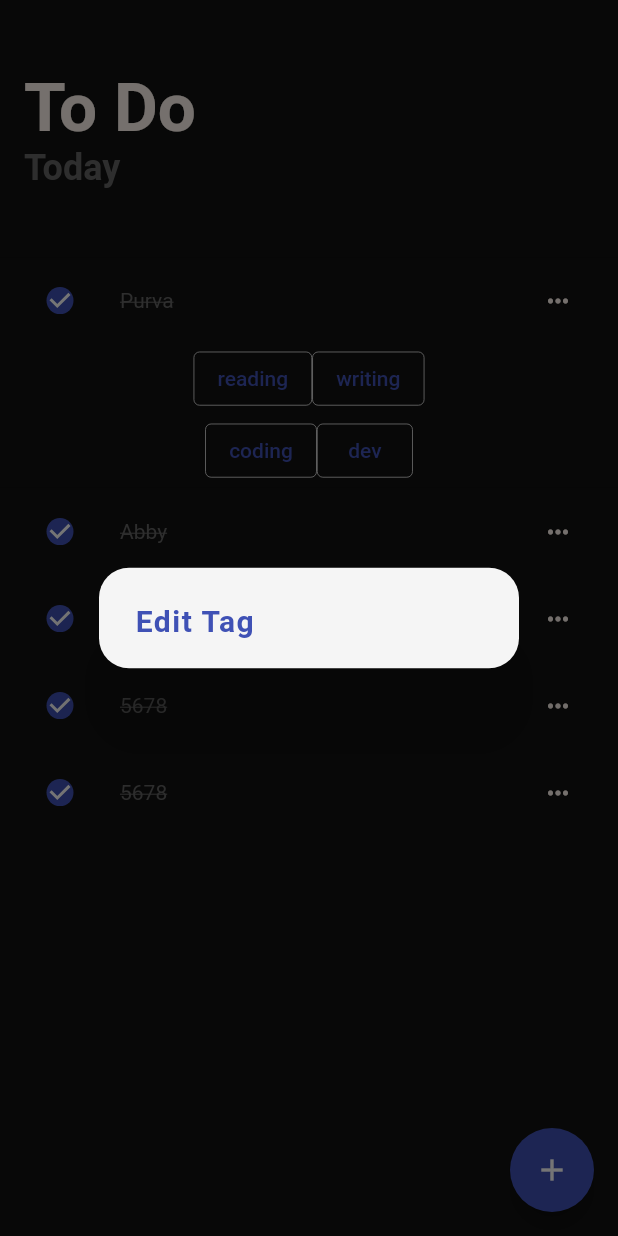
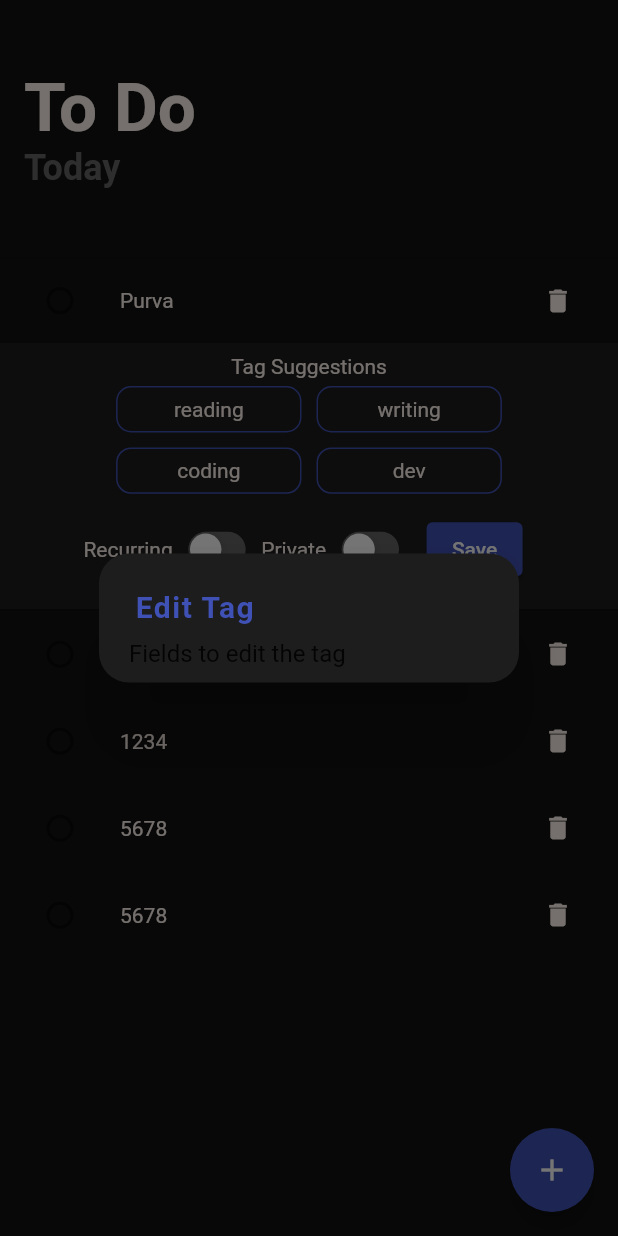
Before and after one commit to Caddonix/TaskBuddy, a Flutter app: the screen it shows after launch, after a tap on "Purva", after a tap on "writing", on a phone screen of 412 x 824 dp. Run offline on Flutter 3.47's test engine with Material 2 defaults, Android fonts, the phone set to English and light mode, and no system bars; our stand-ins replace circular_check_box.

Commit message:
Tag suggestions are clickable to edit any tag

```diff
--- a/lib/screens/taskToDoScreen.dart
+++ b/lib/screens/taskToDoScreen.dart
@@ -32,37 +32,7 @@ class _TaskToDoState extends State<TaskToDo> {
               Column(
                 children: [
                   // Recurring Toggle Button
-                  Text(
-                    "Recurring",
-                    style: Theme.of(context).textTheme.bodyText2,
-                  ),
-                  CupertinoSwitch(
-                    value: _isRecurring,
-                    activeColor: Colors.blue,
-                    trackColor: Color(0xFF656565),
-                    onChanged: (bool value) {
-                      setState(() {
-                        _isRecurring = value;
-                      });
-                    },
-                  ),
 
-                  SizedBox(height: 8),
-                  // Private Toggle Button
-                  Text(
-                    "Private",
-                    style: Theme.of(context).textTheme.bodyText2,
-                  ),
-                  CupertinoSwitch(
-                    value: _isPrivate,
-                    activeColor: Colors.pinkAccent,
-                    trackColor: Color(0xFF656565),
-                    onChanged: (bool value) {
-                      setState(() {
-                        _isPrivate = value;
-                      });
-                    },
-                  ),
                 ],
               )
             ],
--- a/lib/screens/todo.dart
+++ b/lib/screens/todo.dart
@@ -1,6 +1,7 @@
 import 'package:circular_check_box/circular_check_box.dart';
 import 'package:flutter/material.dart';
 import 'package:taskbuddy/screens/taskToDoScreen.dart';
+import 'package:taskbuddy/utils/editToDoOptions.dart';
 
 class ToDoScreen extends StatefulWidget {
   ToDoScreen({Key key, this.title}) : super(key: key);
@@ -15,66 +16,65 @@ class _ToDoScreenState extends State<ToDoScreen> {
   final List todoList = [
     {
       "title": "Purva",
-      "isCompleted": true,
+      "isCompleted": false,
+      "isPrivate": false,
+      "isRecurring": false,
       "tags": ["reading", "writing", "coding", "dev", "sleeping"],
     },
     {
       "title": "Abby",
-      "isCompleted": true,
+      "isCompleted": false,
+      "isPrivate": false,
+      "isRecurring": false,
       "tags": ["coding", "dev", "sleeping", ""],
     },
     {
       "title": "1234",
-      "isCompleted": true,
+      "isCompleted": false,
+      "isPrivate": false,
+      "isRecurring": false,
       "tags": ["sleeping", "cooking", "", ""],
     },
     {
       "title": "5678",
-      "isCompleted": true,
+      "isCompleted": false,
+      "isPrivate": false,
+      "isRecurring": false,
       "tags": ["reading", "writing", "", ""],
     },
     {
       "title": "5678",
-      "isCompleted": true,
+      "isCompleted": false,
+      "isPrivate": false,
+      "isRecurring": false,
       "tags": ["reading", "writing", "", ""],
     },
   ];
 
-  Widget tagButton(index, i) {
-    var tags = todoList[index]["tags"];
-    return OutlinedButton(
-      onPressed: () {
-        showDialog(
-          context: context,
-          builder: (_) => SimpleDialog(
-            contentPadding: EdgeInsets.symmetric(vertical: 10, horizontal: 20),
-            backgroundColor: Colors.grey.shade100,
-            shape:
-                RoundedRectangleBorder(borderRadius: BorderRadius.circular(20)),
+  void deleteToDoItem(int index) {
+    showModalBottomSheet(
+        context: context,
+        builder: (context) {
+          return ListTile(
+            leading: Icon(
+              Icons.delete,
+              color: Colors.red,
+            ),
             title: Text(
-              "Edit Tag",
+              'Confirm Delete',
               style: TextStyle(
-                  color: Theme.of(context).primaryColor,
-                  letterSpacing: 1,
-                  fontSize: 20),
+                color: Colors.red,
+                fontSize: 14,
+              ),
             ),
-            children: [
-
-            ],
-          ),
-        );
-      },
-      child: tags[i] != ""
-          ? Text(tags[i])
-          : Text(
-              "Add Tag",
-              style: TextStyle(fontSize: 12.0),
-            ),
-      style: OutlinedButton.styleFrom(
-        // shadowColor: Colors.white,
-        side: BorderSide(width: 0.5, color: Colors.white),
-      ),
-    );
+            onTap: () {
+              setState(() {
+                todoList.removeAt(index);
+              });
+              Navigator.pop(context);
+            },
+          );
+        });
   }
 
   @override
@@ -115,7 +115,6 @@ class _ToDoScreenState extends State<ToDoScreen> {
                 });
               },
               itemBuilder: (context, index) {
-                var tags = todoList[index]["tags"];
                 return ExpansionTile(
                   key: Key("$index"),
                   backgroundColor: Theme.of(context).backgroundColor,
@@ -141,28 +140,20 @@ class _ToDoScreenState extends State<ToDoScreen> {
                         : Theme.of(context).textTheme.bodyText2,
                   ),
                   children: [
-                    Row(
-                      mainAxisAlignment: MainAxisAlignment.center,
-                      children: [
-                        tagButton(index, 0),
-                        tagButton(index, 1),
-                      ],
-                    ),
-                    Row(
-                      mainAxisAlignment: MainAxisAlignment.center,
-                      children: [
-                        tagButton(index, 2),
-                        tagButton(index, 3),
-                      ],
+                    EditToDoOptions(
+                      toDoList: todoList,
+                      index: index,
                     ),
                   ],
                   trailing: IconButton(
                     icon: Icon(
-                      Icons.more_horiz,
+                      Icons.delete,
                       color: Color(0xFFFFF5EE),
                       size: 20,
                     ),
-                    onPressed: () {},
+                    onPressed: () {
+                      deleteToDoItem(index);
+                    },
                   ),
                 );
               },
--- /dev/null
+++ b/lib/utils/editToDoOptions.dart
@@ -0,0 +1,147 @@
+import 'package:flutter/cupertino.dart';
+import 'package:flutter/material.dart';
+
+class EditToDoOptions extends StatefulWidget {
+  EditToDoOptions({this.toDoList, this.index});
+  final List toDoList;
+  final int index;
+
+  @override
+  _EditToDoOptionsState createState() => _EditToDoOptionsState();
+}
+
+class _EditToDoOptionsState extends State<EditToDoOptions> {
+  Widget tagButton(index, i) {
+    var tags = widget.toDoList[index]["tags"];
+    return Padding(
+      padding: const EdgeInsets.all(5),
+      child: GestureDetector(
+        child: Container(
+          height: MediaQuery.of(context).size.width * 0.075,
+          width: MediaQuery.of(context).size.width * 0.3,
+          decoration: BoxDecoration(
+              border: Border.all(
+                  color: Theme.of(context).accentColor
+              ),
+              borderRadius: BorderRadius.all(Radius.circular(10))
+          ),
+          child: Center(
+            child: tags[i] != ""
+                ? Text(tags[i])
+                : Text(
+              "Add Tag",
+              style: TextStyle(
+                fontSize: 12.0,
+                fontStyle: FontStyle.italic,
+              ),
+            ),
+          ),
+        ),
+          onTap: () {
+            showDialog(
+              context: context,
+              builder: (_) => SimpleDialog(
+                contentPadding:
+                    EdgeInsets.symmetric(vertical: 10, horizontal: 20),
+                backgroundColor: Color(0xFF1D1D1D),
+                shape: RoundedRectangleBorder(
+                    borderRadius: BorderRadius.circular(20)),
+                title: Text(
+                  "Edit Tag",
+                  style: TextStyle(
+                      color: Theme.of(context).primaryColor,
+                      letterSpacing: 1,
+                      fontSize: 20),
+                ),
+                children: [
+                  Text("Fields to edit the tag"),
+                ],
+              ),
+            );
+          },
+        ),
+      );
+  }
+
+  @override
+  Widget build(BuildContext context) {
+    return Container(
+      color: Color(0xFF1D1D1D),
+      child: Padding(
+        padding: const EdgeInsets.all(8.0),
+        child: Column(
+          children: [
+            Text("Tag Suggestions"),
+            Row(
+              mainAxisAlignment: MainAxisAlignment.center,
+              children: [
+                tagButton(widget.index, 0),
+                tagButton(widget.index, 1),
+              ],
+            ),
+            Row(
+              mainAxisAlignment: MainAxisAlignment.center,
+              children: [
+                tagButton(widget.index, 2),
+                tagButton(widget.index, 3),
+              ],
+            ),
+            Row(
+              mainAxisAlignment: MainAxisAlignment.center,
+              children: [
+                Text(
+                  "Recurring",
+                  style: Theme.of(context).textTheme.bodyText2,
+                ),
+                Transform.scale(
+                  scale: 0.75,
+                  child: CupertinoSwitch(
+                    value: widget.toDoList[widget.index]["isRecurring"],
+                    activeColor: Colors.blue,
+                    trackColor: Color(0xFF656565),
+                    onChanged: (bool value) {
+                      setState(() {
+                        widget.toDoList[widget.index]["isRecurring"] = value;
+                      });
+                    },
+                  ),
+                ),
+
+                SizedBox(height: 8),
+                // Private Toggle Button
+                Text(
+                  "Private",
+                  style: Theme.of(context).textTheme.bodyText2,
+                ),
+                Transform.scale(
+                  scale: 0.75,
+                  child: CupertinoSwitch(
+                    value: widget.toDoList[widget.index]["isPrivate"],
+                    activeColor: Colors.pinkAccent,
+                    trackColor: Color(0xFF656565),
+                    onChanged: (bool value) {
+                      setState(() {
+                        widget.toDoList[widget.index]["isPrivate"] = value;
+                      });
+                    },
+                  ),
+                ),
+
+                Padding(
+                  padding: const EdgeInsets.all(8.0),
+                  child: ElevatedButton(onPressed: () {}, child: Text("Save")),
+                )
+              ],
+            ),
+            //
+            // Row(
+            //   children: [
+            //
+            //   ],
+            // ),
+          ],
+        ),
+      ),
+    );
+  }
+}
```
